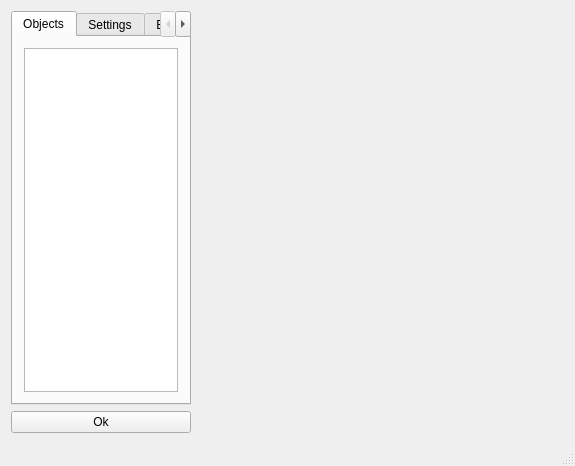
Hary309/PKCreator, file src/PK Creator/SceneWindow.ui: the form before one commit.
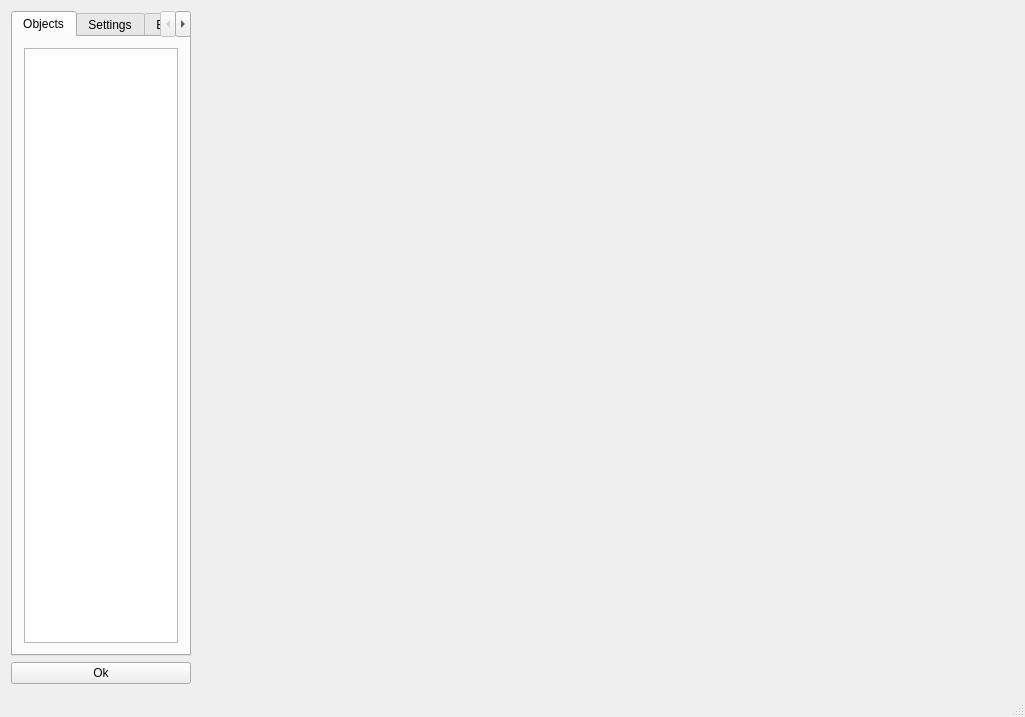
The form after the commit. Icons and pictures are not drawn.

Commit message: Auto resize scene window

```diff
--- a/src/PK Creator/SceneWindow.ui
+++ b/src/PK Creator/SceneWindow.ui
@@ -6,8 +6,8 @@
    <rect>
     <x>0</x>
     <y>0</y>
-    <width>575</width>
-    <height>466</height>
+    <width>1025</width>
+    <height>717</height>
    </rect>
   </property>
   <property name="minimumSize">
@@ -36,6 +36,12 @@
        <layout class="QHBoxLayout" name="horizontalLayout">
         <item>
          <widget class="QTabWidget" name="resourcesWidget">
+          <property name="minimumSize">
+           <size>
+            <width>180</width>
+            <height>0</height>
+           </size>
+          </property>
           <property name="maximumSize">
            <size>
             <width>180</width>
```
Left out of the diff: 2 changed lines with no effect on the pictures. The commit also changes 4 other files.
